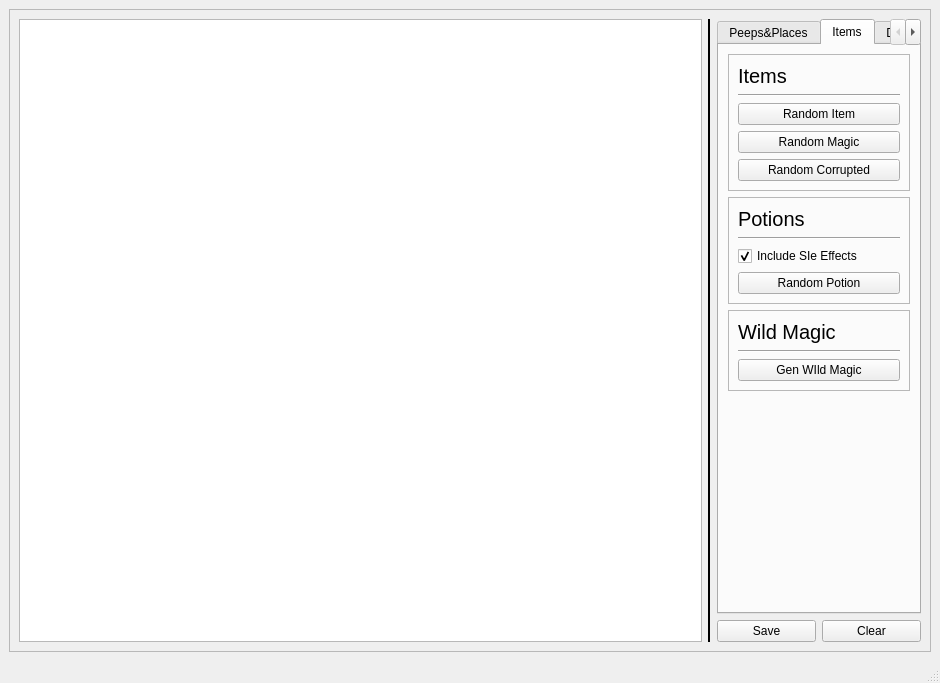
First picture: the form in raw_ui_files/ginaa_gui.ui, repository zerihemla/ginaa, before the edit.
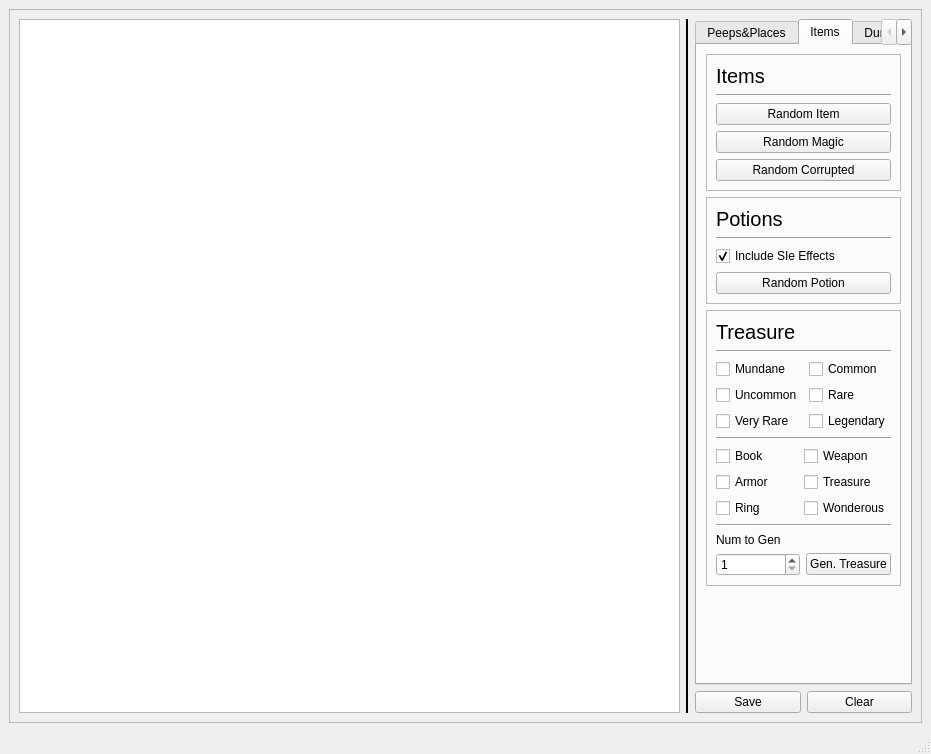
Second picture: the form after the edit. The open tabs and pages were chosen to show the change.

Commit message: Inserted a generator for random treausure items. Ginaa can now generate them.

Diff of the .ui file:
```diff
--- a/raw_ui_files/ginaa_gui.ui
+++ b/raw_ui_files/ginaa_gui.ui
@@ -6,8 +6,8 @@
    <rect>
     <x>0</x>
     <y>0</y>
-    <width>940</width>
-    <height>683</height>
+    <width>931</width>
+    <height>754</height>
    </rect>
   </property>
   <property name="sizePolicy">
@@ -43,6 +43,34 @@
          </property>
         </widget>
        </item>
+       <item row="1" column="2">
+        <layout class="QHBoxLayout" name="horizontalLayout">
+         <item>
+          <widget class="QPushButton" name="save_button">
+           <property name="text">
+            <string>Save</string>
+           </property>
+          </widget>
+         </item>
+         <item>
+          <widget class="QPushButton" name="clear_button">
+           <property name="text">
+            <string>Clear</string>
+           </property>
+          </widget>
+         </item>
+        </layout>
+       </item>
+       <item row="0" column="0" rowspan="2">
+        <widget class="QTextEdit" name="main_text">
+         <property name="sizePolicy">
+          <sizepolicy hsizetype="Expanding" vsizetype="Preferred">
+           <horstretch>0</horstretch>
+           <verstretch>0</verstretch>
+          </sizepolicy>
+         </property>
+        </widget>
+       </item>
        <item row="0" column="2">
         <widget class="QTabWidget" name="tabWidget">
          <property name="sizePolicy">
@@ -52,13 +80,13 @@
           </sizepolicy>
          </property>
          <property name="currentIndex">
-          <number>1</number>
+          <number>0</number>
          </property>
          <widget class="QWidget" name="peeps_and_paces_tab">
           <attribute name="title">
            <string>Peeps&amp;&amp;Places</string>
           </attribute>
-          <layout class="QGridLayout" name="gridLayout_8">
+          <layout class="QGridLayout" name="gridLayout_16">
            <item row="0" column="0">
             <widget class="QFrame" name="char_button_frame">
              <property name="frameShape">
@@ -175,6 +203,44 @@
             </widget>
            </item>
            <item row="2" column="0">
+            <widget class="QFrame" name="frame_7">
+             <property name="frameShape">
+              <enum>QFrame::StyledPanel</enum>
+             </property>
+             <property name="frameShadow">
+              <enum>QFrame::Raised</enum>
+             </property>
+             <layout class="QGridLayout" name="gridLayout_15">
+              <item row="0" column="0">
+               <widget class="QLabel" name="wild_magic_label">
+                <property name="font">
+                 <font>
+                  <pointsize>15</pointsize>
+                 </font>
+                </property>
+                <property name="text">
+                 <string>Wild Magic</string>
+                </property>
+               </widget>
+              </item>
+              <item row="1" column="0">
+               <widget class="Line" name="line_7">
+                <property name="orientation">
+                 <enum>Qt::Horizontal</enum>
+                </property>
+               </widget>
+              </item>
+              <item row="2" column="0">
+               <widget class="QPushButton" name="wild_magic_button">
+                <property name="text">
+                 <string>Gen WIld Magic</string>
+                </property>
+               </widget>
+              </item>
+             </layout>
+            </widget>
+           </item>
+           <item row="3" column="0">
             <spacer name="verticalSpacer_2">
              <property name="orientation">
               <enum>Qt::Vertical</enum>
@@ -193,59 +259,7 @@
           <attribute name="title">
            <string>Items</string>
           </attribute>
-          <layout class="QGridLayout" name="gridLayout_11">
-           <item row="0" column="0">
-            <widget class="QFrame" name="frame">
-             <property name="frameShape">
-              <enum>QFrame::StyledPanel</enum>
-             </property>
-             <property name="frameShadow">
-              <enum>QFrame::Raised</enum>
-             </property>
-             <layout class="QGridLayout" name="gridLayout_3">
-              <item row="0" column="0">
-               <widget class="QLabel" name="label">
-                <property name="font">
-                 <font>
-                  <pointsize>15</pointsize>
-                 </font>
-                </property>
-                <property name="text">
-                 <string>Items</string>
-                </property>
-               </widget>
-              </item>
-              <item row="1" column="0">
-               <widget class="Line" name="line">
-                <property name="orientation">
-                 <enum>Qt::Horizontal</enum>
-                </property>
-               </widget>
-              </item>
-              <item row="2" column="0">
-               <widget class="QPushButton" name="random_item_button">
-                <property name="text">
-                 <string>Random Item</string>
-                </property>
-               </widget>
-              </item>
-              <item row="3" column="0">
-               <widget class="QPushButton" name="random_magic_item_button">
-                <property name="text">
-                 <string>Random Magic</string>
-                </property>
-               </widget>
-              </item>
-              <item row="4" column="0">
-               <widget class="QPushButton" name="random_corrupted_item_button">
-                <property name="text">
-                 <string>Random Corrupted</string>
-                </property>
-               </widget>
-              </item>
-             </layout>
-            </widget>
-           </item>
+          <layout class="QGridLayout" name="gridLayout_20">
            <item row="1" column="0">
             <widget class="QFrame" name="frame_2">
              <property name="frameShape">
@@ -297,38 +311,244 @@
              </layout>
             </widget>
            </item>
+           <item row="0" column="0">
+            <widget class="QFrame" name="frame">
+             <property name="frameShape">
+              <enum>QFrame::StyledPanel</enum>
+             </property>
+             <property name="frameShadow">
+              <enum>QFrame::Raised</enum>
+             </property>
+             <layout class="QGridLayout" name="gridLayout_3">
+              <item row="0" column="0">
+               <widget class="QLabel" name="label">
+                <property name="font">
+                 <font>
+                  <pointsize>15</pointsize>
+                 </font>
+                </property>
+                <property name="text">
+                 <string>Items</string>
+                </property>
+               </widget>
+              </item>
+              <item row="1" column="0">
+               <widget class="Line" name="line">
+                <property name="orientation">
+                 <enum>Qt::Horizontal</enum>
+                </property>
+               </widget>
+              </item>
+              <item row="2" column="0">
+               <widget class="QPushButton" name="random_item_button">
+                <property name="text">
+                 <string>Random Item</string>
+                </property>
+               </widget>
+              </item>
+              <item row="3" column="0">
+               <widget class="QPushButton" name="random_magic_item_button">
+                <property name="text">
+                 <string>Random Magic</string>
+                </property>
+               </widget>
+              </item>
+              <item row="4" column="0">
+               <widget class="QPushButton" name="random_corrupted_item_button">
+                <property name="text">
+                 <string>Random Corrupted</string>
+                </property>
+               </widget>
+              </item>
+             </layout>
+            </widget>
+           </item>
            <item row="2" column="0">
-            <widget class="QFrame" name="frame_4">
+            <widget class="QFrame" name="frame_8">
              <property name="frameShape">
               <enum>QFrame::StyledPanel</enum>
              </property>
              <property name="frameShadow">
               <enum>QFrame::Raised</enum>
              </property>
-             <layout class="QGridLayout" name="gridLayout_7">
+             <layout class="QGridLayout" name="gridLayout_19">
+              <item row="7" column="0">
+               <layout class="QHBoxLayout" name="horizontalLayout_2">
+                <item>
+                 <widget class="QSpinBox" name="num_treasure_box">
+                  <property name="minimum">
+                   <number>1</number>
+                  </property>
+                  <property name="maximum">
+                   <number>10</number>
+                  </property>
+                 </widget>
+                </item>
+                <item>
+                 <widget class="QPushButton" name="generate_treasure_button">
+                  <property name="text">
+                   <string>Gen. Treasure</string>
+                  </property>
+                 </widget>
+                </item>
+               </layout>
+              </item>
+              <item row="2" column="0">
+               <layout class="QGridLayout" name="gridLayout_17">
+                <item row="0" column="0">
+                 <widget class="QCheckBox" name="mundane_box">
+                  <property name="text">
+                   <string>Mundane</string>
+                  </property>
+                  <property name="checked">
+                   <bool>false</bool>
+                  </property>
+                 </widget>
+                </item>
+                <item row="0" column="1">
+                 <widget class="QCheckBox" name="common_box">
+                  <property name="text">
+                   <string>Common</string>
+                  </property>
+                  <property name="checked">
+                   <bool>false</bool>
+                  </property>
+                 </widget>
+                </item>
+                <item row="1" column="0">
+                 <widget class="QCheckBox" name="uncommon_box">
+                  <property name="text">
+                   <string>Uncommon</string>
+                  </property>
+                  <property name="checked">
+                   <bool>false</bool>
+                  </property>
+                 </widget>
+                </item>
+                <item row="1" column="1">
+                 <widget class="QCheckBox" name="rare_box">
+                  <property name="text">
+                   <string>Rare</string>
+                  </property>
+                 </widget>
+                </item>
+                <item row="2" column="0">
+                 <widget class="QCheckBox" name="very_rare_box">
+                  <property name="text">
+                   <string>Very Rare</string>
+                  </property>
+                 </widget>
+                </item>
+                <item row="2" column="1">
+                 <widget class="QCheckBox" name="legendary_box">
+                  <property name="text">
+                   <string>Legendary</string>
+                  </property>
+                 </widget>
+                </item>
+               </layout>
+              </item>
+              <item row="3" column="0">
+               <widget class="Line" name="line_9">
+                <property name="orientation">
+                 <enum>Qt::Horizontal</enum>
+                </property>
+               </widget>
+              </item>
+              <item row="1" column="0">
+               <widget class="Line" name="line_8">
+                <property name="orientation">
+                 <enum>Qt::Horizontal</enum>
+                </property>
+               </widget>
+              </item>
               <item row="0" column="0">
-               <widget class="QLabel" name="label_4">
+               <widget class="QLabel" name="treasure_labsl">
                 <property name="font">
                  <font>
                   <pointsize>15</pointsize>
                  </font>
                 </property>
                 <property name="text">
-                 <string>Wild Magic</string>
+                 <string>Treasure</string>
                 </property>
                </widget>
               </item>
-              <item row="1" column="0">
-               <widget class="Line" name="line_4">
+              <item row="4" column="0">
+               <layout class="QGridLayout" name="gridLayout_18">
+                <item row="0" column="0">
+                 <widget class="QCheckBox" name="book_box">
+                  <property name="text">
+                   <string>Book</string>
+                  </property>
+                  <property name="checked">
+                   <bool>false</bool>
+                  </property>
+                 </widget>
+                </item>
+                <item row="0" column="1">
+                 <widget class="QCheckBox" name="weapon_box">
+                  <property name="text">
+                   <string>Weapon</string>
+                  </property>
+                  <property name="checked">
+                   <bool>false</bool>
+                  </property>
+                 </widget>
+                </item>
+                <item row="1" column="0">
+                 <widget class="QCheckBox" name="armor_box">
+                  <property name="text">
+                   <string>Armor</string>
+                  </property>
+                  <property name="checked">
+                   <bool>false</bool>
+                  </property>
+                 </widget>
+                </item>
+                <item row="1" column="1">
+                 <widget class="QCheckBox" name="treasure_box">
+                  <property name="text">
+                   <string>Treasure</string>
+                  </property>
+                  <property name="checked">
+                   <bool>false</bool>
+                  </property>
+                 </widget>
+                </item>
+                <item row="2" column="0">
+                 <widget class="QCheckBox" name="ring_box">
+                  <property name="text">
+                   <string>Ring</string>
+                  </property>
+                  <property name="checked">
+                   <bool>false</bool>
+                  </property>
+                 </widget>
+                </item>
+                <item row="2" column="1">
+                 <widget class="QCheckBox" name="wonderous_box">
+                  <property name="text">
+                   <string>Wonderous</string>
+                  </property>
+                  <property name="checked">
+                   <bool>false</bool>
+                  </property>
+                 </widget>
+                </item>
+               </layout>
+              </item>
+              <item row="5" column="0">
+               <widget class="Line" name="line_10">
                 <property name="orientation">
                  <enum>Qt::Horizontal</enum>
                 </property>
                </widget>
               </item>
-              <item row="2" column="0">
-               <widget class="QPushButton" name="wild_magic_button">
+              <item row="6" column="0">
+               <widget class="QLabel" name="label_7">
                 <property name="text">
-                 <string>Gen WIld Magic</string>
+                 <string>Num to Gen</string>
                 </property>
                </widget>
               </item>
@@ -422,39 +642,6 @@
            </item>
           </layout>
          </widget>
-         <widget class="QWidget" name="tab">
-          <attribute name="title">
-           <string>Page</string>
-          </attribute>
-         </widget>
-        </widget>
-       </item>
-       <item row="1" column="2">
-        <layout class="QHBoxLayout" name="horizontalLayout">
-         <item>
-          <widget class="QPushButton" name="save_button">
-           <property name="text">
-            <string>Save</string>
-           </property>
-          </widget>
-         </item>
-         <item>
-          <widget class="QPushButton" name="clear_button">
-           <property name="text">
-            <string>Clear</string>
-           </property>
-          </widget>
-         </item>
-        </layout>
-       </item>
-       <item row="0" column="0" rowspan="2">
-        <widget class="QTextEdit" name="main_text">
-         <property name="sizePolicy">
-          <sizepolicy hsizetype="Expanding" vsizetype="Preferred">
-           <horstretch>0</horstretch>
-           <verstretch>0</verstretch>
-          </sizepolicy>
-         </property>
         </widget>
        </item>
       </layout>
@@ -467,7 +654,7 @@
     <rect>
      <x>0</x>
      <y>0</y>
-     <width>940</width>
+     <width>931</width>
      <height>22</height>
     </rect>
    </property>
```
The commit also changes 8 other files.
